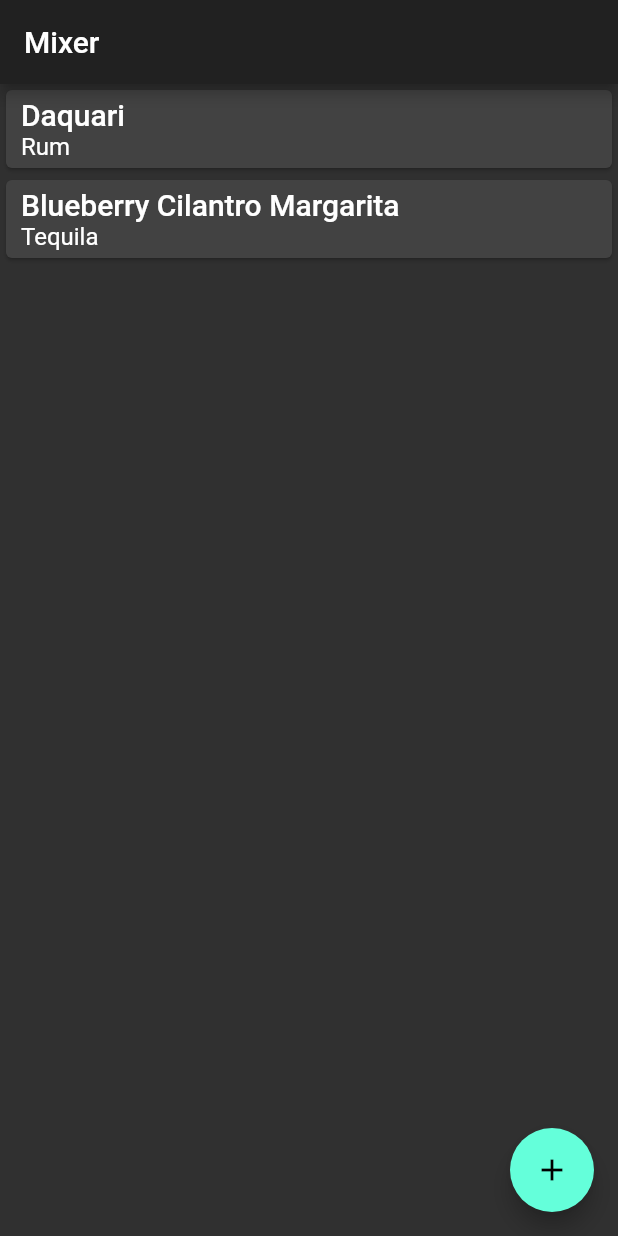
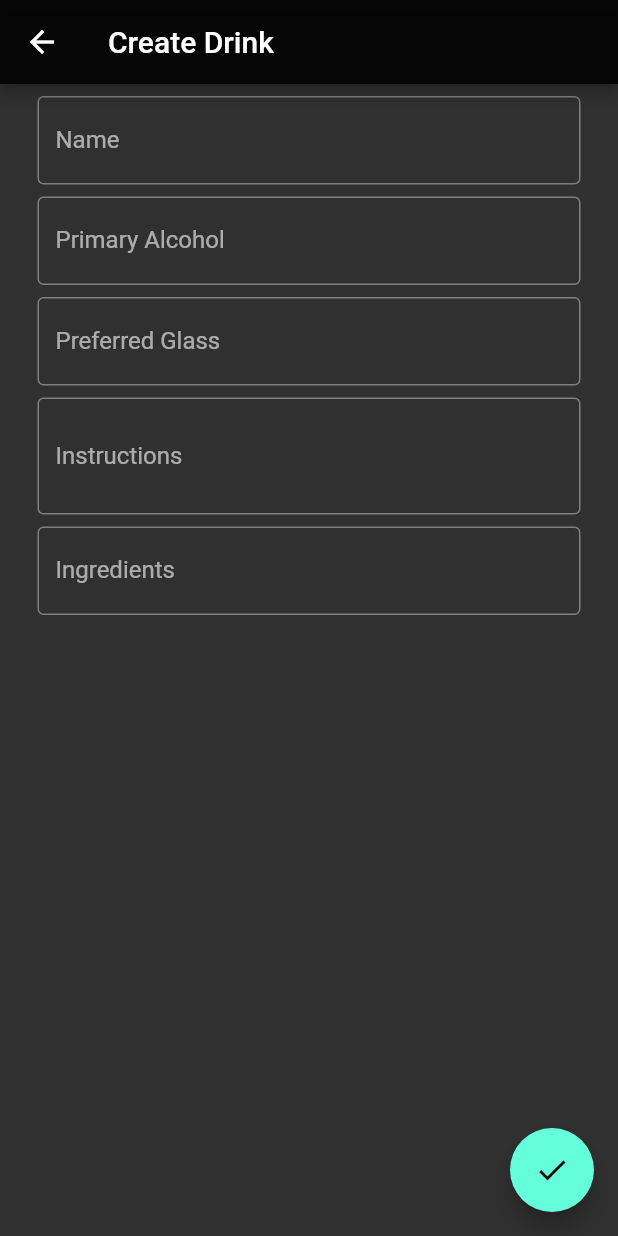
Before and after one commit to nicjohnson145/mixer-redux, a Flutter app: the screen it shows after launch, after a tap on the "add" icon, on a phone screen of 412 x 824 dp. Run offline on Flutter 3.47's test engine with Material 2 defaults, Android fonts, the phone set to English and light mode, and no system bars; our stand-ins replace flutter_redux, redux.

Commit message:
Persisted drinks with the ability to add them.

```diff
--- /dev/null
+++ b/mixer/lib/actions/loading_actions.dart
@@ -0,0 +1,11 @@
+import 'package:mixer/models/models.dart';
+
+class LoadDrinksAction {}
+
+class DrinksLoadedAction {
+    final List<Drink> drinks;
+
+    DrinksLoadedAction(this.drinks);
+}
+
+class DrinksNotLoadedAction {}
--- /dev/null
+++ b/mixer/lib/containers/add_drink.dart
@@ -0,0 +1,33 @@
+import 'package:flutter/material.dart';
+import 'package:flutter_redux/flutter_redux.dart';
+import 'package:redux/redux.dart';
+
+import 'package:mixer/actions/drink_actions.dart';
+import 'package:mixer/models/models.dart';
+import 'package:mixer/presentation/add_edit_screen.dart';
+import 'package:mixer/util/keys.dart';
+
+class AddDrink extends StatelessWidget {
+
+    AddDrink({Key key}) : super(key: key);
+
+    @override
+    Widget build(BuildContext context) {
+        return StoreConnector<AppState, OnSaveCallback>(
+            converter: this.addDrink,
+            builder: (BuildContext contet, OnSaveCallback onSave) {
+                return AddEditScreen(
+                    key: MixerKeys.AddDrinkScreen,
+                    onSave: onSave,
+                    isEditing: false,
+                );
+            },
+        );
+    }
+
+    OnSaveCallback addDrink(Store<AppState> store) {
+        return (int id, Drink drink) {
+            store.dispatch(AddDrinkAction(drink));
+        };
+    }
+}
--- a/mixer/lib/main.dart
+++ b/mixer/lib/main.dart
@@ -2,9 +2,13 @@ import 'package:flutter/material.dart';
 import 'package:redux/redux.dart';
 import 'package:flutter_redux/flutter_redux.dart';
 
+import 'package:mixer/actions/loading_actions.dart';
+import 'package:mixer/containers/add_drink.dart';
+import 'package:mixer/middleware/store_drinks_middleware.dart';
 import 'package:mixer/models/models.dart';
-import 'package:mixer/pages/home_page.dart';
+import 'package:mixer/presentation/home_screen.dart';
 import 'package:mixer/reducers/root_reducer.dart';
+import 'package:mixer/util/routes.dart';
 
 void main() => runApp(Mixer());
 
@@ -12,26 +16,7 @@ class Mixer extends StatelessWidget {
 
     final store = Store<AppState>(
         appReducer,
-        initialState: AppState(
-            drinks: List.from([
-                Drink(
-                    1,
-                    'Daquari',
-                    'Rum',
-                    'Coupe',
-                    ['0.5 oz simple syrup', '1 lime', '2.5 oz rum'],
-                    null,
-                ),
-                Drink(
-                    2,
-                    'Blueberry Cilantro Margarita',
-                    'Tequila',
-                    'Rocks',
-                    ['1 lime', 'handful blueberries',  'few stems chopped cilantro', '0.5 oz St. Elder', '2.5 oz tequila'],
-                    "Lorem ipsum dolor sit amet, consectetur adipiscing elit, sed do eiusmod tempor incididunt ut labore et dolore magna aliqua. Ut enim ad minim veniam, quis nostrud exercitation ullamco laboris nisi ut aliquip ex ea commodo consequat. Duis aute irure dolor in reprehenderit in voluptate velit esse cillum dolore eu fugiat nulla pariatur. Excepteur sint occaecat cupidatat non proident, sunt in culpa qui officia deserunt mollit anim id est laborum",
-                ),
-            ]),
-        ),
+        initialState: AppState(),
         middleware: [
 
         ],
@@ -44,7 +29,18 @@ class Mixer extends StatelessWidget {
             child: MaterialApp(
                 title: 'Mixer',
                 theme: ThemeData(brightness: Brightness.dark),
-                home: HomePage(),
+                routes: {
+                    AppRoute.Home: (context) {
+                        return HomeScreen(
+                            onInit: () {
+                                StoreProvider.of<AppState>(context).dispatch(LoadDrinksAction());
+                            },
+                        );
+                    },
+                    AppRoute.AddDrink: (context) {
+                        return AddDrink();
+                    },
+                },
             ),
         );
     }
--- a/mixer/lib/models/drink.dart
+++ b/mixer/lib/models/drink.dart
@@ -23,4 +23,26 @@ class Drink {
         this.ingredients = other.ingredients;
         this.instructions = other.instructions;
     }
+
+    Map<String, Object> toJson() {
+        return {
+            'id': this.id,
+            'name': this.name,
+            'primary_alcohol': this.primary_alcohol,
+            'preferred_glass': this.preferred_glass,
+            'ingredients': this.ingredients,
+            'instructions': this.instructions,
+        };
+    }
+
+    static Drink fromJson(Map<String, Object> json) {
+        return Drink(
+            json['id'] as int,
+            json['name'] as String,
+            json['primary_alcohol'] as String,
+            json['preferred_glass'] as String,
+            json['ingredients'] as List<String>,
+            json['instructions'] as String,
+        );
+    }
 }
--- a/mixer/lib/pages/home_page.dart
+++ /dev/null
@@ -1,21 +0,0 @@
-import 'package:flutter/material.dart';
-import 'package:mixer/containers/drinks/sorted_drinks.dart';
-
-class HomePage extends StatelessWidget {
-
-    @override
-    Widget build(BuildContext context) {
-        return Scaffold(
-            appBar: AppBar(
-                title: Text('Mixer'),
-            ),
-            body: Container(
-                child: SortedDrinks(),
-            ),
-            floatingActionButton: FloatingActionButton(
-                onPressed: () => print('PRESSED'),
-                child: Icon(Icons.add),
-            ),
-        );
-    }
-}
--- /dev/null
+++ b/mixer/lib/presentation/add_edit_screen.dart
@@ -0,0 +1,236 @@
+import 'package:flutter/foundation.dart';
+import 'package:flutter/material.dart';
+
+import 'package:mixer/models/drink.dart';
+import 'package:mixer/util/keys.dart';
+
+typedef OnSaveCallback = Function(int id, Drink drink);
+
+class AddEditScreen extends StatefulWidget {
+    final bool isEditing;
+    final OnSaveCallback onSave;
+    final Drink drink;
+
+    AddEditScreen({
+        Key key,
+        @required this.onSave,
+        @required this.isEditing,
+        this.drink,
+    }) : super(key: key ?? MixerKeys.AddDrinkScreen);
+
+    @override
+    AddEditScreenState createState() => AddEditScreenState();
+}
+
+class AddEditScreenState extends State<AddEditScreen> {
+
+    TextEditingController nameController = TextEditingController();
+    TextEditingController primaryAlcoholController = TextEditingController();
+    TextEditingController preferredGlassController = TextEditingController();
+    TextEditingController instructionsController = TextEditingController();
+
+    TextEditingController ingredientsController = TextEditingController();
+    FocusNode ingredientsFocus = FocusNode();
+
+    List<String> _ingredients = [];
+    int id;
+
+    @override
+    void initState() {
+        super.initState();
+        if (widget.drink != null) {
+            nameController.text = widget.drink.name;
+            primaryAlcoholController.text = widget.drink.primary_alcohol;
+            preferredGlassController.text = widget.drink.preferred_glass;
+            instructionsController.text = widget.drink.instructions;
+            _ingredients.addAll(widget.drink.ingredients);
+            id = widget.drink.id;
+        }
+    }
+
+    @override
+    void dispose() {
+        nameController.dispose();
+        primaryAlcoholController.dispose();
+        preferredGlassController.dispose();
+        instructionsController.dispose();
+        ingredientsController.dispose();
+        ingredientsFocus.dispose();
+
+        super.dispose();
+    }
+
+    String get titleText => widget.isEditing ? 'Edit Drink' : 'Create Drink';
+
+    EdgeInsetsGeometry get formRowPadding {
+        return EdgeInsets.only(bottom: 8.0);
+    }
+
+    Widget getSimpleField(String label, TextEditingController controller, {int numLines = 1}) {
+        return Padding(
+            padding: this.formRowPadding,
+            child: TextField(
+                controller: controller,
+                decoration: InputDecoration(
+                    border: OutlineInputBorder(),
+                    labelText: label,
+                ),
+                maxLines: numLines,
+            ),
+        );
+    }
+
+    Widget getIngredientsBox() {
+        return Padding(
+            padding: this.formRowPadding,
+            child: TextField(
+                decoration: InputDecoration(
+                    border: OutlineInputBorder(),
+                    labelText: 'Ingredients',
+                ),
+                focusNode: ingredientsFocus,
+                controller: ingredientsController,
+                onSubmitted: (text)
+                {
+                    _ingredients.add(text);
+                    ingredientsController.clear();
+                    FocusScope.of(context).requestFocus(ingredientsFocus);
+                    setState(() {});
+                }
+            ),
+        );
+    }
+
+    Widget getIngredientsList() {
+        return Expanded(
+            child: ListView.builder(
+                itemCount: _ingredients.length,
+                itemBuilder: (context, index) {
+                    return Dismissible(
+                        key: Key(_ingredients[index]),
+                        background: Container(
+                            color: Colors.red,
+                            child: Padding(
+                                padding: EdgeInsets.symmetric(
+                                    horizontal: 10.0,
+                                ),
+                                child: Row(
+                                    children: <Widget>[
+                                        Spacer(),
+                                        Icon(Icons.delete),
+                                    ],
+                                ),
+                            ),
+                        ),
+                        onDismissed: (direction)
+                        {
+                            setState(()
+                            {
+                                _ingredients.removeAt(index);
+                            });
+                        },
+                        child: ListTile(
+                            title: Text(_ingredients[index]),
+                        ),
+                    );
+                },
+            ),
+        );
+    }
+
+    @override
+    Widget build(BuildContext) {
+        return Scaffold(
+            appBar: AppBar(
+                title: Text(this.titleText),
+                backgroundColor: Colors.black87,
+            ),
+            body: Container(
+                child: Padding(
+                    padding: EdgeInsets.symmetric(
+                        vertical: 8.0,
+                        horizontal: 25.0,
+                    ),
+                    child: Column(
+                        children: <Widget> [
+                            this.getSimpleField('Name', nameController),
+                            this.getSimpleField('Primary Alcohol', primaryAlcoholController),
+                            this.getSimpleField('Preferred Glass', preferredGlassController),
+                            this.getSimpleField('Instructions', instructionsController, numLines:2),
+                            this.getIngredientsBox(),
+                            this.getIngredientsList(),
+                        ],
+                    ),
+                )
+            ),
+            floatingActionButton: Builder(
+                builder: (context) {
+                    return FloatingActionButton(
+                        onPressed: () => submitDrink(context),
+                        child: Icon(Icons.check),
+                    );
+                }
+            ),
+        );
+    }
+
+    void submitDrink(BuildContext context) {
+        List<FormCheck> checks = [
+            FormCheck(
+                () => nameController.text.isNotEmpty,
+                'Must have a name',
+            ),
+            FormCheck(
+                () => primaryAlcoholController.text.isNotEmpty,
+                'Must have a primary alcohol',
+            ),
+            FormCheck(
+                () => preferredGlassController.text.isNotEmpty,
+                'Must have a preferred glass',
+            ),
+            FormCheck(
+                () => _ingredients.length > 0,
+                'Must have ingredients',
+            ),
+
+        ];
+
+        bool allValid = true;
+        for (int i = 0; i < checks.length; i++) {
+            FormCheck check = checks[i];
+            if (!check.func()) {
+                allValid = false;
+                this.showErrorSnackbar(context, check.message);
+                break;
+            }
+        }
+        if (allValid){
+            Drink newDrink = Drink(
+                this.id,
+                this.nameController.text,
+                this.primaryAlcoholController.text,
+                this.preferredGlassController.text,
+                this._ingredients,
+                this.instructionsController.text,
+            );
+            widget.onSave(null, newDrink);
+            Navigator.pop(context);
+        }
+    }
+
+    void showErrorSnackbar(BuildContext context, String message) {
+        Scaffold.of(context).showSnackBar(
+            SnackBar(
+                backgroundColor: Colors.redAccent,
+                content: Text(message),
+            ),
+        );
+    }
+}
+
+class FormCheck {
+    final Function func;
+    final String message;
+
+    FormCheck(this.func, this.message);
+}
--- /dev/null
+++ b/mixer/lib/presentation/home_screen.dart
@@ -0,0 +1,45 @@
+import 'package:flutter/material.dart';
+
+import 'package:mixer/containers/sorted_drinks.dart';
+import 'package:mixer/util/routes.dart';
+
+
+class HomeScreen extends StatefulWidget {
+
+    final void Function() onInit;
+
+    HomeScreen({
+        Key key,
+        @required this.onInit,
+    }) : super(key: key);
+
+    @override
+    HomeScreenState createState() => HomeScreenState();
+}
+
+class HomeScreenState extends State<HomeScreen> {
+
+    @override
+    void initState() {
+        widget.onInit();
+        super.initState();
+    }
+
+    @override
+    Widget build(BuildContext context) {
+        return Scaffold(
+            appBar: AppBar(
+                title: Text('Mixer'),
+            ),
+            body: Container(
+                child: SortedDrinks(),
+            ),
+            floatingActionButton: FloatingActionButton(
+                onPressed: () {
+                    Navigator.of(context).pushNamed(AppRoute.AddDrink);
+                },
+                child: Icon(Icons.add),
+            ),
+        );
+    }
+}
--- a/mixer/lib/reducers/drinks_reducer.dart
+++ b/mixer/lib/reducers/drinks_reducer.dart
@@ -1,15 +1,18 @@
 import 'package:redux/redux.dart';
 import 'package:mixer/models/drink.dart';
 import 'package:mixer/actions/drink_actions.dart';
+import 'package:mixer/actions/loading_actions.dart';
 
 final drinksReducer = combineReducers<List<Drink>>([
     TypedReducer<List<Drink>, AddDrinkAction>(_addDrink),
     TypedReducer<List<Drink>, UpdateDrinkAction>(_updateDrink),
     TypedReducer<List<Drink>, DeleteDrinkAction>(_deleteDrink),
+    TypedReducer<List<Drink>, DrinksLoadedAction>(_setDrinks),
+    TypedReducer<List<Drink>, DrinksNotLoadedAction>(_setNoDrinks),
 ]);
 
 List<Drink> _addDrink(List<Drink> drinks, AddDrinkAction action) {
-
+    return List.from(drinks)..add(action.drink);
 }
 
 List<Drink> _updateDrink(List<Drink> drinks, UpdateDrinkAction action) {
@@ -19,3 +22,11 @@ List<Drink> _updateDrink(List<Drink> drinks, UpdateDrinkAction action) {
 List<Drink> _deleteDrink(List<Drink> drinks, DeleteDrinkAction action) {
 
 }
+
+List<Drink> _setDrinks(List<Drink> drinks, DrinksLoadedAction action) {
+    return action.drinks;
+}
+
+List<Drink> _setNoDrinks(List<Drink> drinks, DrinksNotLoadedAction action) {
+    return [];
+}
--- /dev/null
+++ b/mixer/lib/util/keys.dart
@@ -0,0 +1,6 @@
+import 'package:flutter/widgets.dart';
+
+class MixerKeys {
+    static final HomeScreen = Key('__home_screen__');
+    static final AddDrinkScreen = Key('__add_drink_screen__');
+}
--- /dev/null
+++ b/mixer/lib/util/routes.dart
@@ -0,0 +1,4 @@
+class AppRoute {
+    static final String Home = '/';
+    static final String AddDrink = '/addDrink';
+}
--- a/mixer/pubspec.yaml
+++ b/mixer/pubspec.yaml
@@ -22,6 +22,8 @@ dependencies:
   redux:
   flutter_redux:
   redux_logging:
+  path_provider:
+  meta:
 
   # The following adds the Cupertino Icons font to your application.
   # Use with the CupertinoIcons class for iOS style icons.
```
Also changed, not shown: mixer/lib/middleware/drink_repository.dart (added, +25 -0 lines), mixer/lib/middleware/file_storage.dart (added, +34 -0 lines), mixer/lib/middleware/store_drinks_middleware.dart (added, +53 -0 lines), mixer/lib/containers/edit_drink.dart (added), mixer/lib/containers/sorted_drinks.dart (renamed from mixer/lib/containers/drinks/sorted_drinks.dart), mixer/lib/util/typedefs.dart (added), mixer/pubspec.lock.
